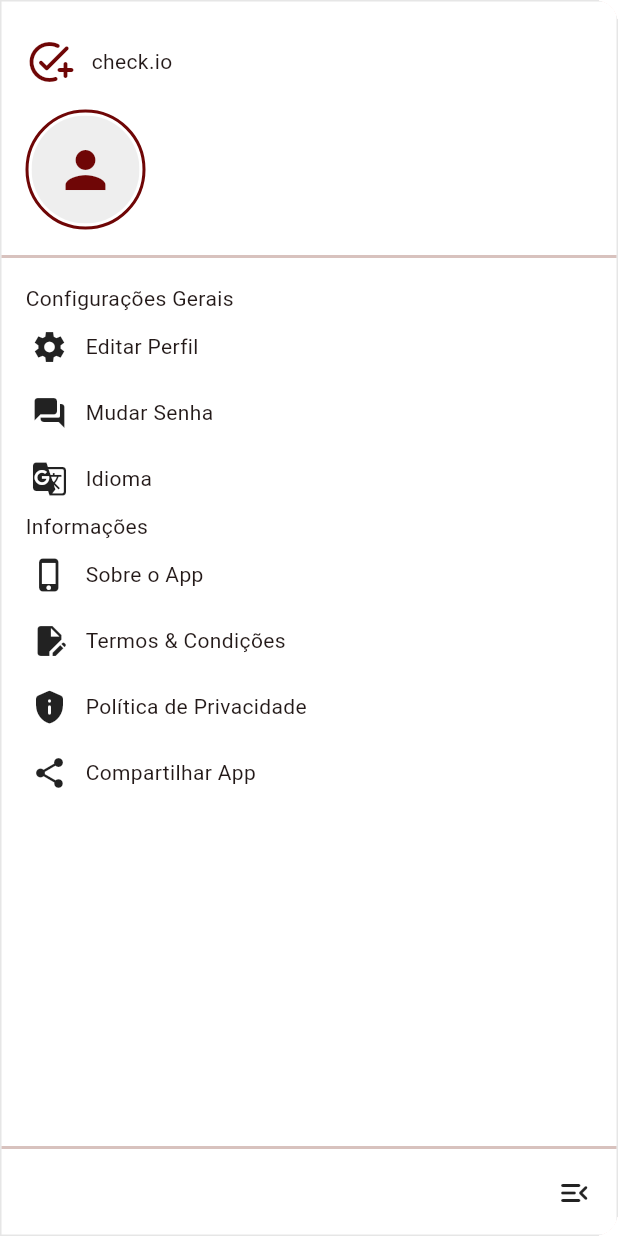
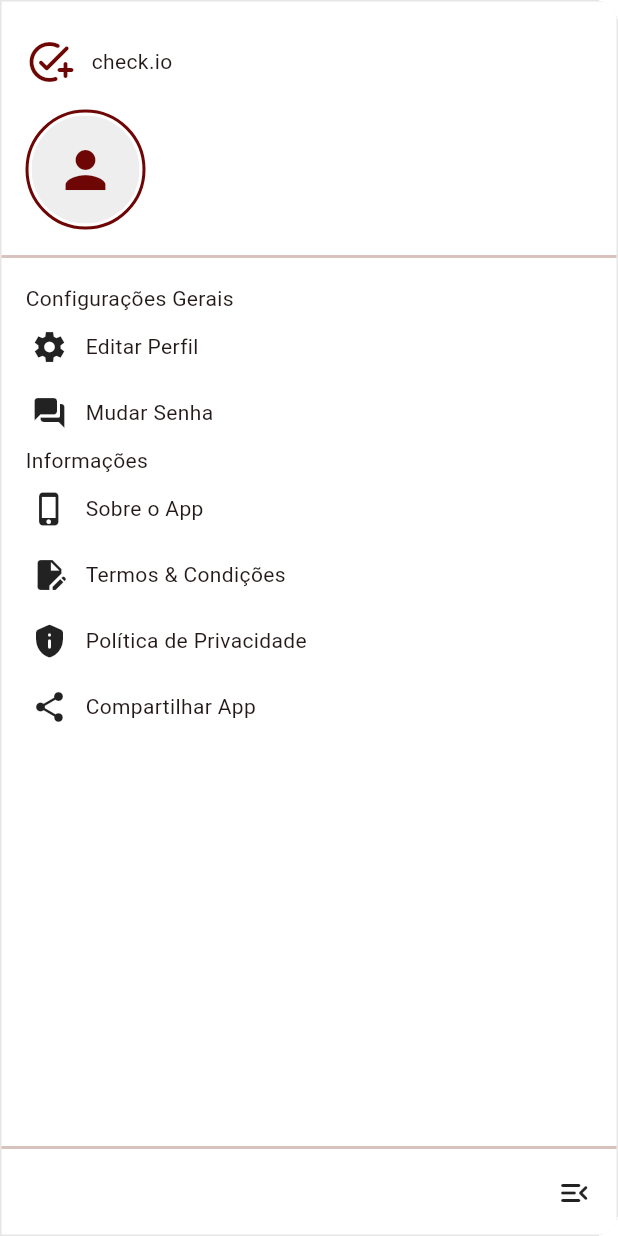
Before and after one commit to BAdeodato/institutoBraziel, a Flutter app: the Sidebar screen opened directly, on a phone screen of 412 x 824 dp. Run offline on Flutter 3.47's test engine with Material 3 defaults, Android fonts, the phone set to English and light mode, and no system bars; our stand-ins replace cloud_firestore, expandable, firebase_auth, firebase_core, firebase_storage, font_awesome_flutter and 4 more; accounts and stored records are empty.

Commit message:
change language will be an impovement for later;

```diff
--- a/lib/components/_sidebar.dart
+++ b/lib/components/_sidebar.dart
@@ -297,50 +297,57 @@ class _Sidebar extends State<Sidebar> {
                             ),
                           ),
                         ),
-                        Padding(
-                          padding: EdgeInsetsDirectional.fromSTEB(12, 0, 12, 0),
-                          child: AnimatedContainer(
-                            duration: Duration(milliseconds: 200),
-                            curve: Curves.easeInOut,
-                            width: double.infinity,
-                            height: 44,
-                            decoration: BoxDecoration(
-                              // color: FlutterFlowTheme.of(context).primaryBackground,
-                              borderRadius: BorderRadius.circular(12),
-                              shape: BoxShape.rectangle,
-                            ),
-                            child: Padding(
-                              padding: EdgeInsetsDirectional.fromSTEB(
-                                8,
-                                0,
-                                8,
-                                0,
-                              ),
-                              child: Row(
-                                mainAxisSize: MainAxisSize.max,
-                                mainAxisAlignment: MainAxisAlignment.center,
-                                children: [
-                                  Icon(
-                                    Icons.g_translate,
-                                    // color: FlutterFlowTheme.of(context).primaryText,
-                                    size: 24,
-                                  ),
-                                  Expanded(
-                                    child: Padding(
-                                      padding: EdgeInsetsDirectional.fromSTEB(
-                                        12,
-                                        0,
-                                        0,
-                                        0,
-                                      ),
-                                      child: Text('Idioma'),
-                                    ),
-                                  ),
-                                ],
-                              ),
-                            ),
-                          ),
-                        ),
+                        // Padding(
+                        //   padding: EdgeInsetsDirectional.fromSTEB(12, 0, 12, 0),
+                        //   child: AnimatedContainer(
+                        //     duration: Duration(milliseconds: 200),
+                        //     curve: Curves.easeInOut,
+                        //     width: double.infinity,
+                        //     height: 44,
+                        //     decoration: BoxDecoration(
+                        //       // color: FlutterFlowTheme.of(context).primaryBackground,
+                        //       borderRadius: BorderRadius.circular(12),
+                        //       shape: BoxShape.rectangle,
+                        //     ),
+                        //     child: InkWell(
+                        //       splashColor: Colors.transparent,
+                        //       focusColor: Colors.transparent,
+                        //       hoverColor: Colors.transparent,
+                        //       highlightColor: Colors.transparent,
+                        //       onTap: () async {},
+                        //       child: Padding(
+                        //         padding: EdgeInsetsDirectional.fromSTEB(
+                        //           8,
+                        //           0,
+                        //           8,
+                        //           0,
+                        //         ),
+                        //         child: Row(
+                        //           mainAxisSize: MainAxisSize.max,
+                        //           mainAxisAlignment: MainAxisAlignment.center,
+                        //           children: [
+                        //             Icon(
+                        //               Icons.g_translate,
+                        //               // color: FlutterFlowTheme.of(context).primaryText,
+                        //               size: 24,
+                        //             ),
+                        //             Expanded(
+                        //               child: Padding(
+                        //                 padding: EdgeInsetsDirectional.fromSTEB(
+                        //                   12,
+                        //                   0,
+                        //                   0,
+                        //                   0,
+                        //                 ),
+                        //                 child: Text('Idioma'),
+                        //               ),
+                        //             ),
+                        //           ],
+                        //         ),
+                        //       ),
+                        //     ),
+                        //   ),
+                        // ),
                         Padding(
                           padding: EdgeInsetsDirectional.fromSTEB(16, 0, 0, 0),
                           child: Text('Informações'),
@@ -653,11 +660,7 @@ class _Sidebar extends State<Sidebar> {
                       ],
                     ),
                   ),
-                  Divider(
-                    height: 12,
-                    thickness: 2,
-                    // color: FlutterFlowTheme.of(context).alternate,
-                  ),
+                  Divider(height: 12, thickness: 2),
                   Padding(
                     padding: EdgeInsetsDirectional.fromSTEB(16, 12, 16, 0),
                     child: Row(
@@ -672,11 +675,7 @@ class _Sidebar extends State<Sidebar> {
                           onTap: () async {
                             Navigator.pop(context);
                           },
-                          child: Icon(
-                            Icons.menu_open_rounded,
-                            // color: FlutterFlowTheme.of(context).secondaryText,
-                            size: 24,
-                          ),
+                          child: Icon(Icons.menu_open_rounded, size: 24),
                         ),
                       ],
                     ),
--- a/lib/main.dart
+++ b/lib/main.dart
@@ -11,8 +11,6 @@ import 'package:instituto_braziel/services/auth_service.dart';
 import 'package:instituto_braziel/services/users_service.dart';
 import 'package:provider/provider.dart';
 import 'pages/_login.dart';
-// import 'package:firebase_core/firebase_core.dart';
-// import 'firebase_options.dart';
 
 void main() async {
   WidgetsFlutterBinding.ensureInitialized();
```
